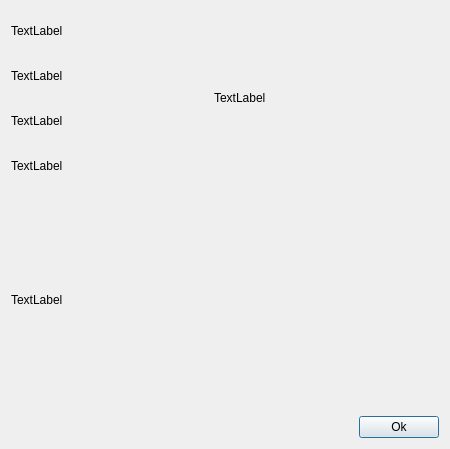
eduard-x/cnc-qt, file sources/forms/About.ui: the form before one commit.
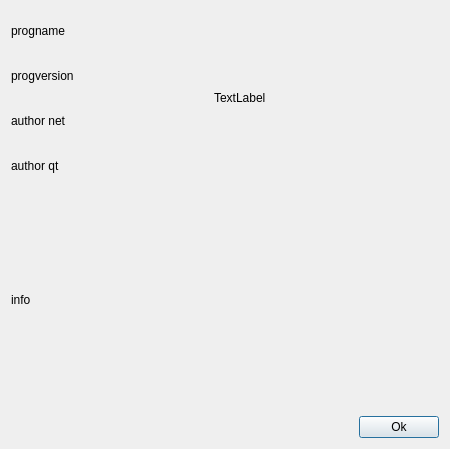
The form after the commit.

```diff
--- a/sources/forms/About.ui
+++ b/sources/forms/About.ui
@@ -25,21 +25,21 @@
      <item>
       <widget class="QLabel" name="labelProgName">
        <property name="text">
-        <string>TextLabel</string>
+        <string>progname</string>
        </property>
       </widget>
      </item>
      <item>
       <widget class="QLabel" name="labelProgVersion">
        <property name="text">
-        <string>TextLabel</string>
+        <string>progversion</string>
        </property>
       </widget>
      </item>
      <item>
       <widget class="QLabel" name="labelAuthorNET">
        <property name="text">
-        <string>TextLabel</string>
+        <string>author net</string>
        </property>
        <property name="openExternalLinks">
         <bool>true</bool>
@@ -49,7 +49,7 @@
      <item>
       <widget class="QLabel" name="labelProgAuthor">
        <property name="text">
-        <string>TextLabel</string>
+        <string>author qt</string>
        </property>
        <property name="openExternalLinks">
         <bool>true</bool>
@@ -86,7 +86,7 @@
       </size>
      </property>
      <property name="text">
-      <string>TextLabel</string>
+      <string>info</string>
      </property>
      <property name="textFormat">
       <enum>Qt::RichText</enum>
```
Left out of the diff: 6 changed lines with no effect on the pictures.
